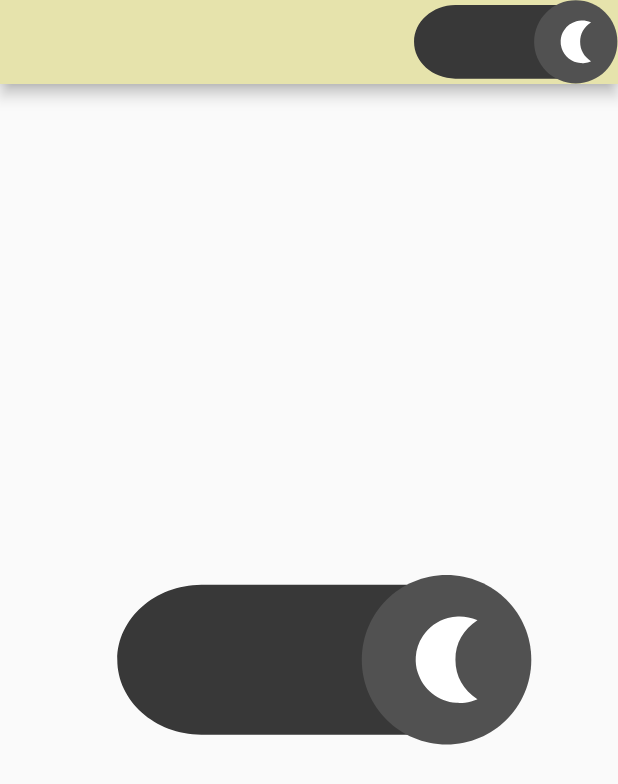
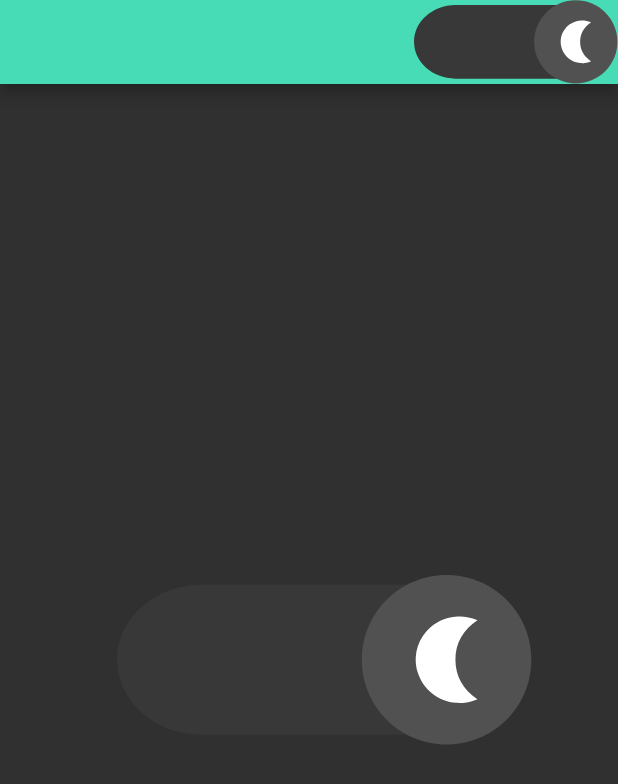
Before and after one commit to gurkay/bloc_pattern_2, a Flutter app: the screen it shows after launch, on a phone screen of 412 x 824 dp. Shown: the top 784 px of the screen. Run offline on Flutter 3.47's test engine with Material 2 defaults, Android fonts, the phone set to English and light mode, and no system bars; drawn by our look-alikes of lottie; our stand-ins replace dio, equatable, flutter_bloc, flutter_spinkit, formz, hydrated_bloc and 1 more; accounts and stored records are empty.

Commit message:
added new codes

```diff
--- a/lib/bacik/303/lottie_learn.dart
+++ b/lib/bacik/303/lottie_learn.dart
@@ -1,4 +1,5 @@
 import 'package:bloc_pattern_2/bacik/product/constants/duration_items.dart';
+import 'package:bloc_pattern_2/bacik/product/theme_bloc/theme_manager.dart';
 import 'package:flutter/material.dart';
 import 'package:flutter_bloc/flutter_bloc.dart';
 
@@ -15,7 +16,7 @@ class LottieLearn extends StatefulWidget {
 class _LottieLearnState extends State<LottieLearn>
     with TickerProviderStateMixin {
   late AnimationController _animationController;
-  bool _isLight = false;
+  bool _isDarkTheme = true;
 
   _lightTheme(context) {
     BlocProvider.of<ThemeBloc>(context).add(LightThemeEvent());
@@ -37,31 +38,28 @@ class _LottieLearnState extends State<LottieLearn>
     return Scaffold(
       appBar: AppBar(
         actions: [
-          InkWell(
-            onTap: () {
-              _isLight ? _lightTheme(context) : _darkTheme(context);
-              _animationController.animateTo(_isLight ? 0.50 : 1);
-              _isLight = !_isLight;
-            },
-            child: LottiePaths.animation_theme_button.toWidget(
-              false,
-              _animationController,
-            ),
-          ),
+          _inWellThemeButton(context),
         ],
       ),
       body: Center(
-        child: InkWell(
-          onTap: () {
-            _isLight ? _lightTheme(context) : _darkTheme(context);
-            _animationController.animateTo(_isLight ? 0.50 : 1);
-            _isLight = !_isLight;
-          },
-          child: LottiePaths.animation_theme_button.toWidget(
-            false,
-            _animationController,
-          ),
-        ),
+        child: _inWellThemeButton(context),
+      ),
+    );
+  }
+
+  InkWell _inWellThemeButton(BuildContext context) {
+    IThemeManager iThemeManager = ThemeManager();
+    return InkWell(
+      onTap: () {
+        _isDarkTheme
+            ? iThemeManager.lightTheme(context)
+            : iThemeManager.darkTheme(context);
+        _isDarkTheme = !_isDarkTheme;
+        _animationController.animateTo(_isDarkTheme ? 1.00 : 0.50);
+      },
+      child: LottiePaths.animation_theme_button.toWidget(
+        false,
+        _animationController,
       ),
     );
   }
--- a/lib/bacik/product/theme_bloc/bloc/theme_bloc.dart
+++ b/lib/bacik/product/theme_bloc/bloc/theme_bloc.dart
@@ -60,7 +60,7 @@ class LightThemeEvent extends ThemeEvent {
   final ThemeData themeData = ThemeData(
     colorScheme: const ColorScheme(
       brightness: Brightness.light,
-      primary: Color(0xFFE6E3AC),
+      primary: Color.fromARGB(255, 219, 218, 209),
       onPrimary: Colors.black,
       secondary: Color(0xFFE6E3AC),
       onSecondary: Colors.black,
@@ -89,7 +89,7 @@ class ThemeBloc extends Bloc<ThemeEvent, ThemeState> {
       : super(
           ThemeState(
             'initial',
-            LightThemeEvent().themeData,
+            DarkThemeEvent().themeData,
           ),
         ) {
     on<DarkThemeEvent>(
```
Also changed, not shown: lib/bacik/product/theme_bloc/theme_manager.dart (added, +21 -0 lines).
